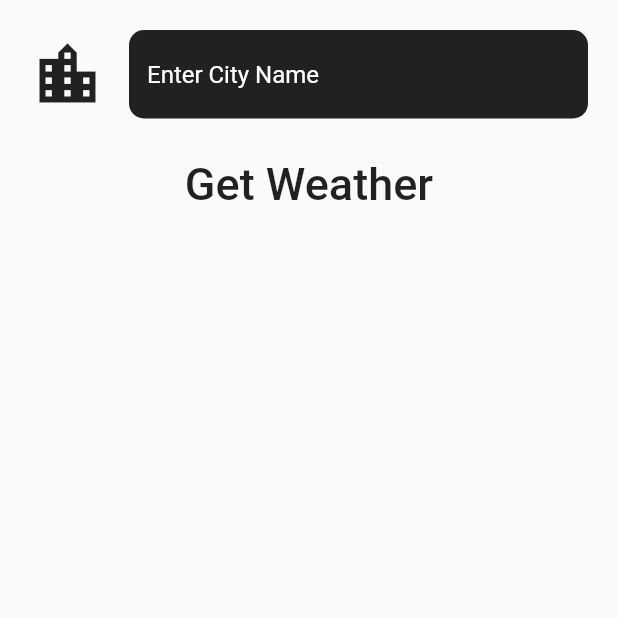
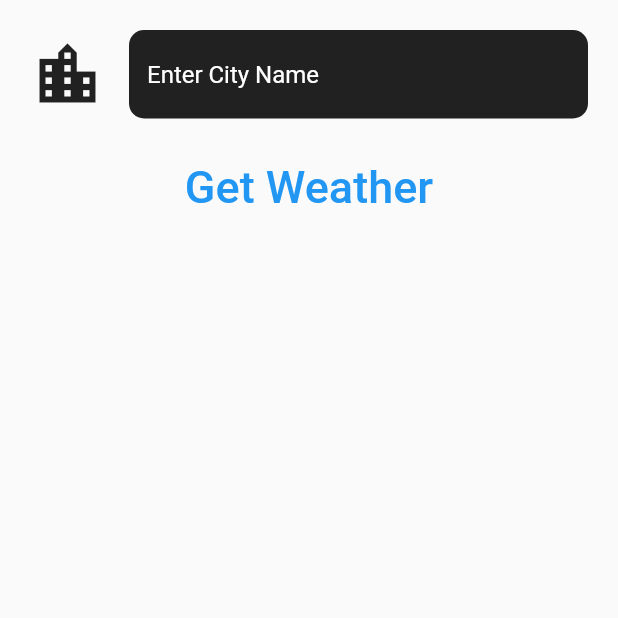
Before and after one commit to Virer2013/Learn_Flutter, a Flutter app: the CityScreen screen opened directly, on a phone screen of 412 x 824 dp, the top half of it. Run offline on Flutter 3.47's test engine with Material 2 defaults, Android fonts, the light colour scheme and no system bars; our stand-ins replace cached_network_image, dartz, equatable, flutter_bloc, flutter_spinkit, font_awesome_flutter and 4 more; accounts and stored records are empty; generated files the repository leaves out were written again; network calls fail.

Commit message:
first commit

```diff
--- a/weather_example/lib/screens/city_screen.dart
+++ b/weather_example/lib/screens/city_screen.dart
@@ -43,7 +43,7 @@ class _CityScreenState extends State<CityScreen> {
                   ),
                 ),
               ),
-              FlatButton(
+              TextButton(
                 child: Text(
                   'Get Weather',
                   style: TextStyle(fontSize: 30.0),
--- a/weather_example/lib/screens/weather_forecast_screen.dart
+++ b/weather_example/lib/screens/weather_forecast_screen.dart
@@ -1,4 +1,3 @@
-import 'package:flutter_spinkit/flutter_spinkit.dart';
 import 'package:weather_example/api/weather_api.dart';
 import 'package:weather_example/models/weather_forecast_daily.dart';
 import 'package:weather_example/screens/city_screen.dart';
--- a/weather_example/lib/utilities/location.dart
+++ b/weather_example/lib/utilities/location.dart
@@ -6,9 +6,8 @@ class Location {
 
   Future<void> getCurrentLocation() async {
     try {
-      Position position = await Geolocator()
-          .getCurrentPosition(desiredAccuracy: LocationAccuracy.low)
-          .timeout(Duration(seconds: 15));
+      Position position = await Geolocator.getCurrentPosition(
+          desiredAccuracy: LocationAccuracy.best);
       latitude = position.latitude;
       longitude = position.longitude;
     } catch (e) {
--- a/weather_example/pubspec.yaml
+++ b/weather_example/pubspec.yaml
@@ -27,7 +27,7 @@ dependencies:
   flutter_spinkit: ^4.1.2+1
   intl: ^0.16.1
   font_awesome_flutter: ^8.8.1
-  geolocator: ^5.3.2+2
+  geolocator: ^7.2.0+1
 
 dev_dependencies:
   flutter_test:
```
Also changed, not shown: weather_example/lib/models/weather_forecast_daily.dart (+4 -4 lines), weather_example/pubspec.lock, 1 other file.
